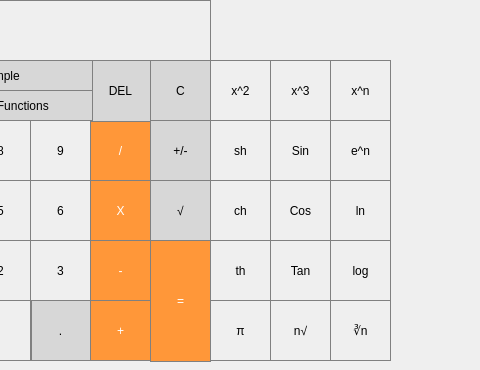
Before: the Qt Designer form mainwindow.ui in dahalsharad/Scientific_Calculator, drawn with Qt 5; both pictures show x 90 to 570 and y 0 to 370 of the 747 by 533 pixel window.
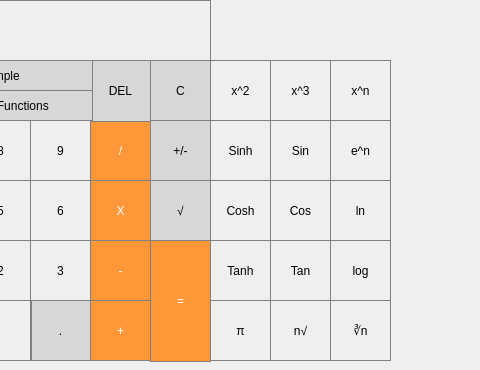
After: the same form once the commit is applied.

Patch:
```diff
--- a/mainwindow.ui
+++ b/mainwindow.ui
@@ -592,7 +592,7 @@
 }</string>
      </property>
      <property name="text">
-      <string>ch</string>
+      <string>Cosh</string>
      </property>
     </widget>
     <widget class="QPushButton" name="pbTan">
@@ -768,7 +768,7 @@
 }</string>
      </property>
      <property name="text">
-      <string>sh</string>
+      <string>Sinh</string>
      </property>
     </widget>
     <widget class="QPushButton" name="pbln">
@@ -812,7 +812,7 @@
 }</string>
      </property>
      <property name="text">
-      <string>th</string>
+      <string>Tanh</string>
      </property>
     </widget>
     <widget class="QPushButton" name="pbxn">
```
